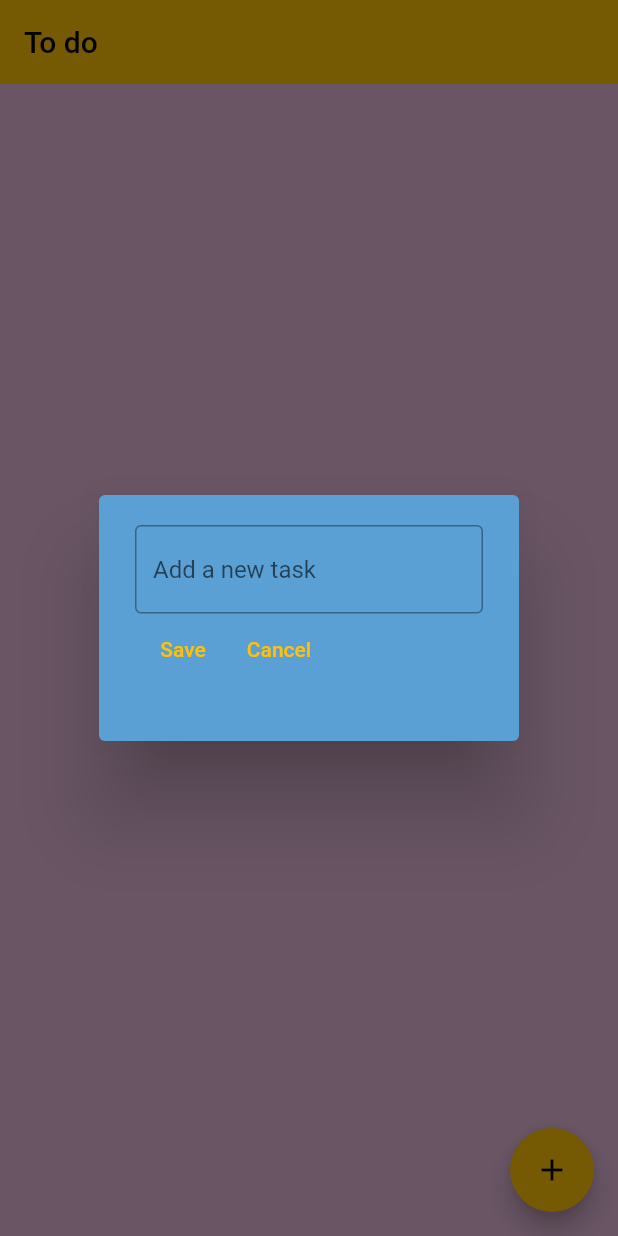
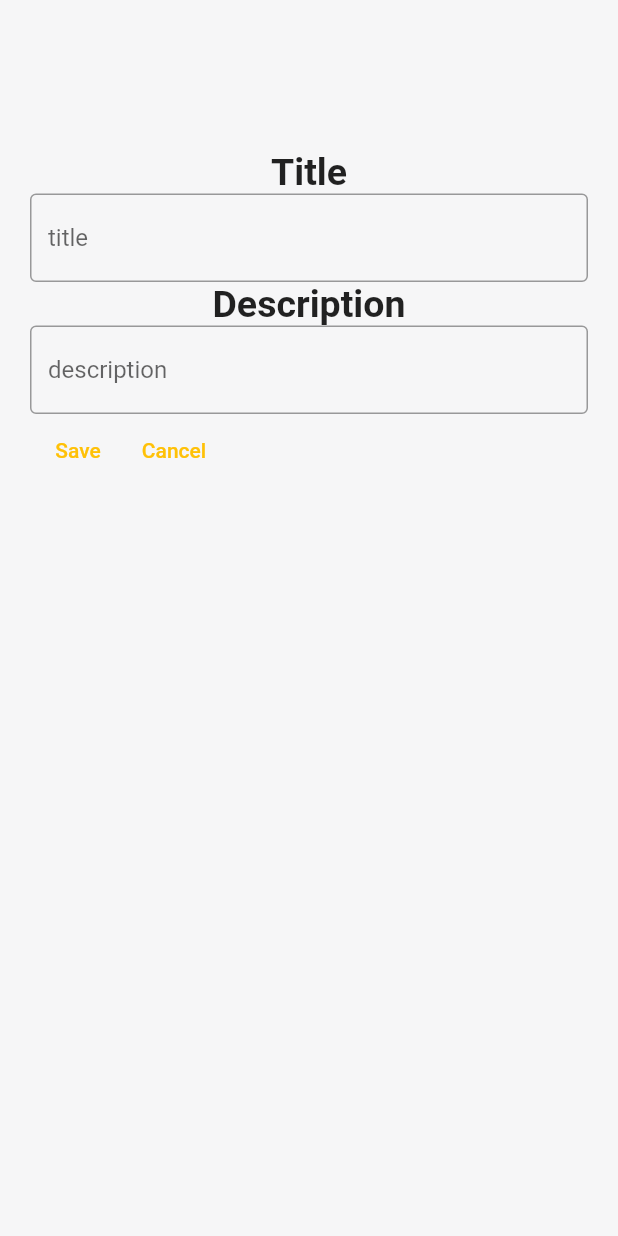
Before and after one commit to frey-eth/to_do_app, a Flutter app: the screen it shows after launch, after a tap on the "add" icon, on a phone screen of 412 x 824 dp. Run offline on Flutter 3.47's test engine with Material 2 defaults, Android fonts, the phone set to English and light mode, and no system bars; our stand-ins replace flutter_slidable.

Commit message:
Develope-to-noteapp
add button item delete, add descriptions

```diff
--- a/lib/pages/home_page.dart
+++ b/lib/pages/home_page.dart
@@ -13,6 +13,7 @@ class _HomePageState extends State<HomePage> {
   //list of to do task
   List toDoList = [];
   final _textController = TextEditingController();
+  final _desController = TextEditingController();
 
   void handleOnchanged(bool? value, int index) {
     setState(() {
@@ -21,21 +22,21 @@ class _HomePageState extends State<HomePage> {
   }
 
   void createNewTask() {
-    showDialog(
-        context: context,
-        builder: (context) {
-          return DialogBox(
-            textController: _textController,
-            onSave: handleOnSaved,
-            onCancel: () => Navigator.of(context).pop(),
-          );
-        });
+    Navigator.push(context, MaterialPageRoute(builder: (context) {
+      return Note(
+        textController: _textController,
+        desController: _desController,
+        onSave: handleOnSaved,
+        onCancel: () => Navigator.of(context).pop(),
+      );
+    }));
   }
 
   void handleOnSaved() {
     setState(() {
-      toDoList.add([_textController.text, false]);
+      toDoList.add([_textController.text, _desController.text, false]);
       _textController.clear();
+      _desController.clear();
     });
     Navigator.of(context).pop();
   }
@@ -63,7 +64,8 @@ class _HomePageState extends State<HomePage> {
         itemBuilder: (context, index) {
           return ToDoTile(
             taskName: toDoList[index][0],
-            taskComplete: toDoList[index][1],
+            taskDes : toDoList[index][1],
+            taskComplete: toDoList[index][2],
             onChanged: (value) => handleOnchanged(value, index),
             handleDelete: () => handleDelete(index),
           );
--- a/lib/util/dialog_box.dart
+++ b/lib/util/dialog_box.dart
@@ -1,32 +1,46 @@
 import 'package:flutter/material.dart';
 
-class DialogBox extends StatelessWidget {
+class Note extends StatelessWidget {
   final textController;
+  final desController;
   VoidCallback onSave;
   VoidCallback onCancel;
-  DialogBox({
+  Note({
     super.key,
     required this.textController,
     required this.onSave,
     required this.onCancel,
+    required this.desController,
   });
 
   @override
   Widget build(BuildContext context) {
-    return AlertDialog(
-      backgroundColor: Color.fromARGB(255, 91, 160, 213),
-      content: Container(
-        height: 120,
+    return Scaffold(
+      backgroundColor: Color.fromARGB(255, 246, 246, 247),
+      body: Container(
+        margin: EdgeInsets.only(top: 100, right: 20, left: 20),
         child: Column(children: [
           //get user input
+          Text('Title',
+              style: TextStyle(fontWeight: FontWeight.bold, fontSize: 25)),
           TextField(
             controller: textController,
             decoration: InputDecoration(
-                border: OutlineInputBorder(), hintText: 'Add a new task'),
+                border: OutlineInputBorder(), hintText: 'title'),
+          ),
+          Text('Description',
+              style: TextStyle(fontWeight: FontWeight.bold, fontSize: 25)),
+          TextField(
+            controller: desController,
+            decoration: InputDecoration(
+                border: OutlineInputBorder(), hintText: 'description'),
           ),
           Row(
             children: [
-              TextButton(onPressed: onSave, child: Text('Save')),
+              TextButton(
+                onPressed: onSave,
+                child: Text('Save'),
+              ),
               TextButton(onPressed: onCancel, child: Text('Cancel')),
             ],
           ),
--- a/pubspec.yaml
+++ b/pubspec.yaml
@@ -35,6 +35,7 @@ dependencies:
   # The following adds the Cupertino Icons font to your application.
   # Use with the CupertinoIcons class for iOS style icons.
   cupertino_icons: ^1.0.2
+  flutter_slidable: ^1.2.0
 
 dev_dependencies:
   flutter_test:
```
Also changed, not shown: lib/pages/completed_page.dart (deleted, +0 -16 lines), lib/util/todo_tile.dart (+30 -11 lines), flutter_01.png (added), pubspec.lock.
